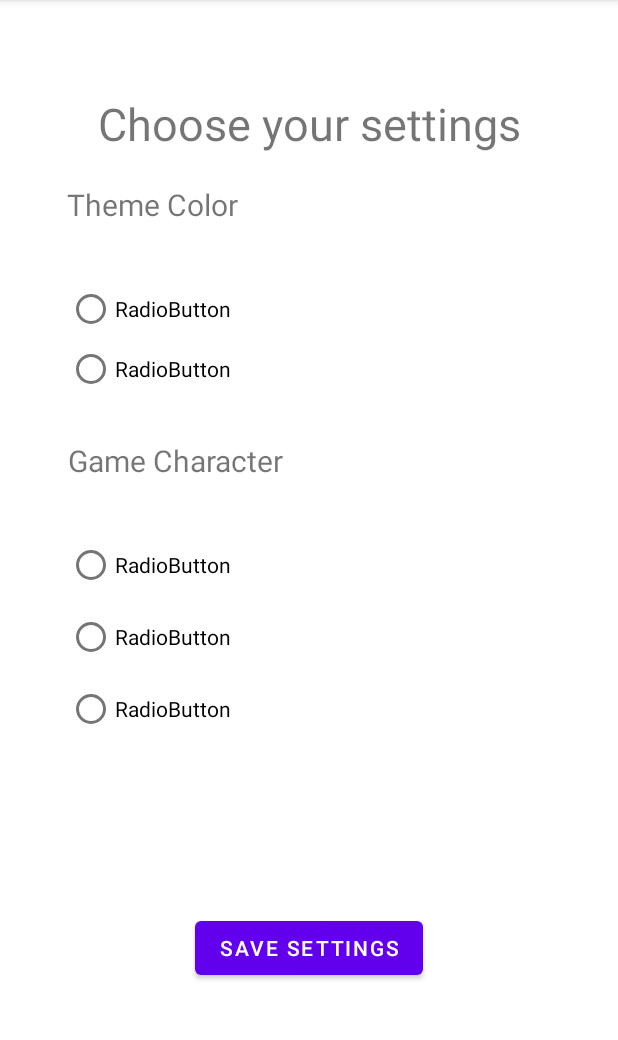
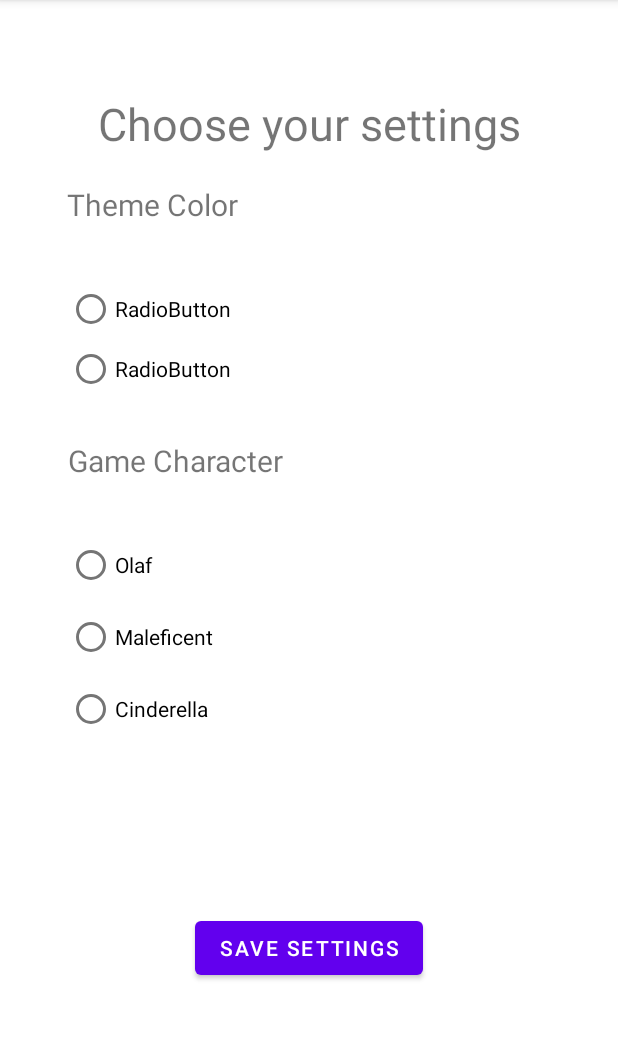
Before and after one commit to jessieAnhNguyen/MovieGuess-Game, an Android app: the SettingsFragment screen opened through its navigation route, on a phone screen of 412 x 824 dp, the part 84-1124 px from its top. Run offline under Robolectric (Android 15) with nearby library versions, the light colour scheme and no system bars; our stand-ins replace data binding.

Commit message:
implemented character in view model and added data binding in settings fragment

```diff
--- a/app/src/main/java/com/anguy39/movieguess/ui/main/SettingsFragment.kt
+++ b/app/src/main/java/com/anguy39/movieguess/ui/main/SettingsFragment.kt
@@ -5,26 +5,56 @@ import androidx.fragment.app.Fragment
 import android.view.LayoutInflater
 import android.view.View
 import android.view.ViewGroup
+import android.widget.RadioButton
+import androidx.databinding.DataBindingUtil
+import androidx.fragment.app.activityViewModels
+import androidx.navigation.Navigation
 import androidx.navigation.findNavController
 import com.anguy39.movieguess.R
 import com.anguy39.movieguess.databinding.FragmentConfigBinding
 import com.anguy39.movieguess.databinding.FragmentSettingsBinding
+import com.anguy39.movieguess.ui.main.game.GameViewModel
 
 class SettingsFragment : Fragment() {
     private var _binding: FragmentSettingsBinding? = null
     private val binding get() = _binding!!
 
+    private val sharedViewModel: GameViewModel by activityViewModels()
+    private var characterSelection = -1
+
     override fun onCreateView(
         inflater: LayoutInflater, container: ViewGroup?,
         savedInstanceState: Bundle?
     ): View? {
-        _binding = FragmentSettingsBinding.inflate(inflater, container, false)
-        val view = binding.root
-        binding.backtoWelcomeButton.setOnClickListener {
-            view.findNavController().navigate(R.id.action_settingsFragment_to_welcomeFragment)
+        _binding = DataBindingUtil.inflate(inflater, R.layout.fragment_settings, container, false)
+        binding.run {
+            vm = sharedViewModel
+            lifecycleOwner = this@SettingsFragment
         }
 
-        return view
+        binding.backtoWelcomeButton.setOnClickListener {
+            it.findNavController().navigate(R.id.action_settingsFragment_to_welcomeFragment)
+        }
+
+        binding.characterRadioGroup.setOnCheckedChangeListener { group, id ->
+            val radio: RadioButton = group.findViewById(id)
+            characterSelection = group.indexOfChild(radio)
+        }
+
+//        binding.backtoWelcomeButton.setOnClickListener {
+//            if (characterSelection >= 0) {
+//                viewModel.answerQuestion(selection)
+//                if (localAnswers.isNotEmpty()) {
+//                    val actionEval = QuizFragmentDirections.actionQuizFragmentToEvalFragment(localAnswers)
+//                    Navigation.findNavController(it).navigate(actionEval)
+//                }
+//                viewModel.newQuestion()
+//            }
+//        }
+
+
+
+        return binding.root
     }
 
     override fun onDestroyView() {
--- a/app/src/main/java/com/anguy39/movieguess/ui/main/game/GameViewModel.kt
+++ b/app/src/main/java/com/anguy39/movieguess/ui/main/game/GameViewModel.kt
@@ -19,6 +19,9 @@ class GameViewModel(app: Application) : AndroidViewModel(app) {
     private var _answers = MutableLiveData<BooleanArray>()
     var answers: LiveData<BooleanArray> = _answers
 
+    private var _characters = MutableLiveData<List<String>>(listOf("Olaf", "Maleficent", "Cinderella"))
+    var characters: LiveData<List<String>> = _characters
+
     init {
         val jsonString = app.assets.open("quiz.json").bufferedReader().use { it.readText() }
         game = Game(jsonString)
--- a/app/src/main/res/layout/fragment_settings.xml
+++ b/app/src/main/res/layout/fragment_settings.xml
@@ -1,7 +1,14 @@
 <?xml version="1.0" encoding="utf-8"?>
-<androidx.constraintlayout.widget.ConstraintLayout xmlns:android="http://schemas.android.com/apk/res/android"
+
+<layout xmlns:android="http://schemas.android.com/apk/res/android"
     xmlns:app="http://schemas.android.com/apk/res-auto"
-    xmlns:tools="http://schemas.android.com/tools"
+    xmlns:tools="http://schemas.android.com/tools">
+
+    <data>
+        <variable name="vm" type="com.anguy39.movieguess.ui.main.game.GameViewModel"/>
+    </data>
+
+    <androidx.constraintlayout.widget.ConstraintLayout
         android:id="@+id/frameLayout"
         android:layout_width="match_parent"
         android:layout_height="match_parent"
@@ -60,14 +67,14 @@
             android:layout_marginTop="32dp"
             android:text="@string/game_character"
             android:textSize="20sp"
-        app:layout_constraintBottom_toTopOf="@+id/radioGroup2"
+            app:layout_constraintBottom_toTopOf="@+id/character_radioGroup"
             app:layout_constraintEnd_toEndOf="parent"
             app:layout_constraintHorizontal_bias="0.17"
             app:layout_constraintStart_toStartOf="parent"
             app:layout_constraintTop_toBottomOf="@+id/radioGroup" />
 
         <RadioGroup
-        android:id="@+id/radioGroup2"
+            android:id="@+id/character_radioGroup"
             android:layout_width="wrap_content"
             android:layout_height="wrap_content"
             android:layout_marginTop="32dp"
@@ -78,19 +85,19 @@
                 android:id="@+id/radioButton3"
                 android:layout_width="match_parent"
                 android:layout_height="wrap_content"
-            android:text="RadioButton" />
+                android:text="@{vm.characters[0]}" />
 
             <RadioButton
                 android:id="@+id/radioButton4"
                 android:layout_width="match_parent"
                 android:layout_height="wrap_content"
-            android:text="RadioButton" />
+                android:text="@{vm.characters[1]}" />
 
             <RadioButton
                 android:id="@+id/radioButton5"
                 android:layout_width="match_parent"
                 android:layout_height="wrap_content"
-            android:text="RadioButton" />
+                android:text="@{vm.characters[2]}" />
         </RadioGroup>
 
         <Button
@@ -101,5 +108,7 @@
             app:layout_constraintBottom_toBottomOf="parent"
             app:layout_constraintEnd_toEndOf="parent"
             app:layout_constraintStart_toStartOf="parent"
-        app:layout_constraintTop_toBottomOf="@+id/radioGroup2" />
+            app:layout_constraintTop_toBottomOf="@+id/character_radioGroup" />
     </androidx.constraintlayout.widget.ConstraintLayout>
+
+</layout>
```
Lines whose indentation alone changed are shown as unchanged.
